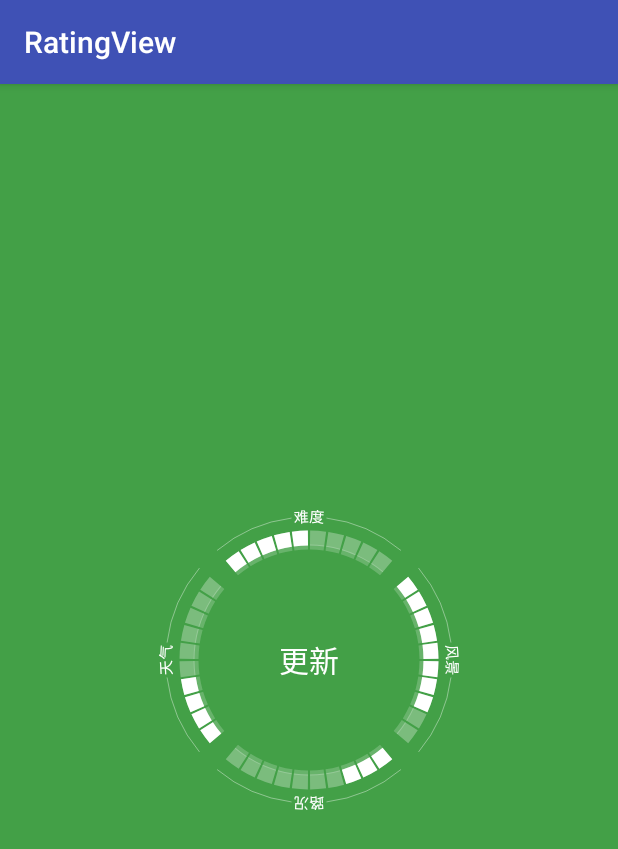
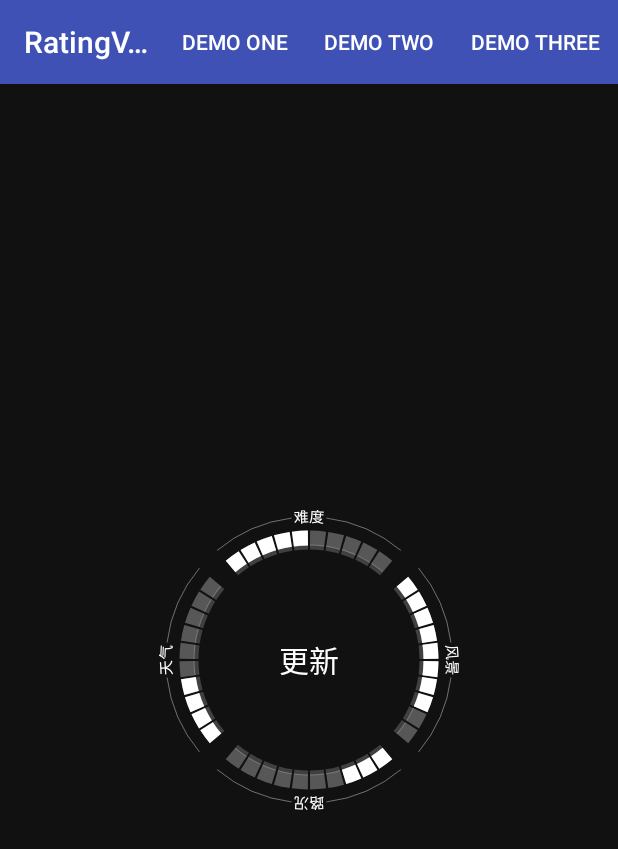
Before and after one commit to a396901990/RatingView, an Android app: the screen it shows after launch (MainActivity), on a phone screen of 412 x 824 dp. Shown: the top 849 px of the screen. Run offline under Robolectric (Android 15) with nearby library versions, the phone set to English and light mode, and no system bars.

Commit message:
add three demo for sample

```diff
--- a/RatingView/library/src/main/java/com/deanguo/ratingview/RatingView.java
+++ b/RatingView/library/src/main/java/com/deanguo/ratingview/RatingView.java
@@ -117,12 +117,16 @@ public class RatingView extends FrameLayout {
         rotateAnimator.addListener(new Animator.AnimatorListener() {
             @Override
             public void onAnimationStart(Animator animation) {
-                mAnimatorListener.onRotateStart();
+                if (mAnimatorListener != null) {
+                    mAnimatorListener.onRotateStart();
+                }
             }
 
             @Override
             public void onAnimationEnd(Animator animation) {
-                mAnimatorListener.onRotateEnd();
+                if (mAnimatorListener != null) {
+                    mAnimatorListener.onRotateEnd();
+                }
                 titleAnimator.start();
                 ratingAnimator.start();
             }
@@ -153,12 +157,16 @@ public class RatingView extends FrameLayout {
         rotateAnimator.addListener(new Animator.AnimatorListener() {
             @Override
             public void onAnimationStart(Animator animation) {
-                mAnimatorListener.onRatingStart();
+                if (mAnimatorListener != null) {
+                    mAnimatorListener.onRatingStart();
+                }
             }
 
             @Override
             public void onAnimationEnd(Animator animation) {
-                mAnimatorListener.onRatingEnd();
+                if (mAnimatorListener != null) {
+                    mAnimatorListener.onRatingEnd();
+                }
             }
 
             @Override
--- /dev/null
+++ b/RatingView/sample/src/main/java/com/deanguo/sample/DemoOneFragment.java
@@ -0,0 +1,77 @@
+package com.deanguo.sample;
+
+import android.app.Fragment;
+import android.os.Bundle;
+import android.support.annotation.Nullable;
+import android.view.LayoutInflater;
+import android.view.View;
+import android.view.ViewGroup;
+
+import com.deanguo.ratingview.RatingBar;
+import com.deanguo.ratingview.RatingView;
+
+/**
+ * Created by DeanGuo on 2/29/16.
+ */
+public class DemoOneFragment extends Fragment {
+    View rootView;
+
+    @Override
+    public View onCreateView(LayoutInflater inflater, ViewGroup container, Bundle savedInstanceState) {
+        rootView = inflater.inflate(R.layout.demo_one_fragment_view, container, false);
+        return rootView;
+    }
+
+    @Override
+    public void onActivityCreated(Bundle savedInstanceState) {
+        super.onActivityCreated(savedInstanceState);
+        initView();
+    }
+
+    private void initView() {
+        final View btn = rootView.findViewById(R.id.center_btn);
+        final RatingView view = (RatingView) rootView.findViewById(R.id.rating_view);
+
+        final RatingBar bar1 = new RatingBar(5, "难度");
+        final RatingBar bar2 = new RatingBar(8, "风景");
+        final RatingBar bar3 = new RatingBar(3, "路况");
+        final RatingBar bar4 = new RatingBar(4, "天气");
+        view.setAnimatorListener(new RatingView.AnimatorListener() {
+            @Override
+            public void onRotateStart() {
+
+            }
+
+            @Override
+            public void onRotateEnd() {
+                btn.setVisibility(View.VISIBLE);
+            }
+
+            @Override
+            public void onRatingStart() {
+
+            }
+
+            @Override
+            public void onRatingEnd() {
+            }
+        });
+        view.addRatingBar(bar1);
+        view.addRatingBar(bar2);
+        view.addRatingBar(bar3);
+        view.addRatingBar(bar4);
+        view.show();
+
+        btn.setOnClickListener(new View.OnClickListener() {
+            @Override
+            public void onClick(View v) {
+                view.clear();
+                bar1.setRate(5);
+                bar2.setRate(8);
+                bar3.setRate(3);
+                bar4.setRate(4);
+                view.show();
+            }
+        });
+    }
+}
--- a/RatingView/sample/src/main/java/com/deanguo/sample/MainActivity.java
+++ b/RatingView/sample/src/main/java/com/deanguo/sample/MainActivity.java
@@ -1,7 +1,13 @@
 package com.deanguo.sample;
 
+import android.app.Fragment;
+import android.app.FragmentManager;
+import android.content.Intent;
+import android.os.Handler;
 import android.support.v7.app.AppCompatActivity;
 import android.os.Bundle;
+import android.view.Menu;
+import android.view.MenuItem;
 import android.view.View;
 import android.widget.Button;
 
@@ -14,49 +20,39 @@ public class MainActivity extends AppCompatActivity {
     protected void onCreate(Bundle savedInstanceState) {
         super.onCreate(savedInstanceState);
         setContentView(R.layout.activity_main);
-        final View btn = this.findViewById(R.id.center_btn);
-        final RatingView view = (RatingView) this.findViewById(R.id.rating_view);
-
-        final RatingBar bar1 = new RatingBar(5, "难度");
-        final RatingBar bar2 = new RatingBar(8, "风景");
-        final RatingBar bar3 = new RatingBar(3, "路况");
-        final RatingBar bar4 = new RatingBar(4, "天气");
-        view.setAnimatorListener(new RatingView.AnimatorListener() {
-            @Override
-            public void onRotateStart() {
-
+        showFragment(new DemoOneFragment());
     }
 
     @Override
-            public void onRotateEnd() {
-                btn.setVisibility(View.VISIBLE);
+    public boolean onCreateOptionsMenu(Menu menu) {
+        getMenuInflater().inflate(R.menu.menu, menu);
+        return true;
     }
 
     @Override
-            public void onRatingStart() {
+    public boolean onOptionsItemSelected(MenuItem item) {
+        int id = item.getItemId();
 
+        if (id == R.id.demo_one) {
+            showFragment(new DemoOneFragment());
+        } else if (id == R.id.demo_two) {
+            showFragment(new DemoTwoFragment());
+        } else if (id == R.id.demo_three) {
+            showFragment(new DemoThreeFragment());
+        }
+        return super.onOptionsItemSelected(item);
     }
 
+    public void showFragment(final Fragment fragment) {
+        new Handler().post(new Runnable() {
             @Override
-            public void onRatingEnd() {
-            }
-        });
-        view.addRatingBar(bar1);
-        view.addRatingBar(bar2);
-        view.addRatingBar(bar3);
-        view.addRatingBar(bar4);
-        view.show();
-
-        btn.setOnClickListener(new View.OnClickListener() {
-            @Override
-            public void onClick(View v) {
-                view.clear();
-                bar1.setRate(5);
-                bar2.setRate(8);
-                bar3.setRate(3);
-                bar4.setRate(4);
-                view.show();
+            public void run() {
+                FragmentManager fragmentManager = getFragmentManager();
+                fragmentManager.beginTransaction()
+                        .replace(R.id.content_view, fragment)
+                        .commit();
             }
         });
     }
+
 }
--- a/RatingView/sample/src/main/res/layout/activity_main.xml
+++ b/RatingView/sample/src/main/res/layout/activity_main.xml
@@ -1,33 +1,8 @@
 <?xml version="1.0" encoding="utf-8"?>
-<RelativeLayout xmlns:android="http://schemas.android.com/apk/res/android"
+<FrameLayout xmlns:android="http://schemas.android.com/apk/res/android"
     xmlns:tools="http://schemas.android.com/tools"
-    xmlns:app="http://schemas.android.com/apk/res-auto"
+    android:id="@+id/content_view"
     android:layout_width="match_parent"
     android:layout_height="match_parent"
-    android:background="#43A047"
     tools:context=".MainActivity">
-
-    <com.deanguo.ratingview.RatingView
-        android:id="@+id/rating_view"
-        android:layout_width="200dp"
-        android:layout_height="200dp"
-        android:layout_centerInParent="true">
-        <RelativeLayout
-            android:layout_width="100dp"
-            android:layout_height="100dp"
-            android:layout_gravity="center"
-            >
-            <TextView
-                android:visibility="invisible"
-                android:id="@+id/center_btn"
-                android:layout_width="match_parent"
-                android:layout_height="match_parent"
-                android:layout_centerInParent="true"
-                android:text="更新"
-                android:gravity="center"
-                android:textColor="#ffffff"
-                android:textSize="20dp" />
-
-        </RelativeLayout>
-    </com.deanguo.ratingview.RatingView>
-</RelativeLayout>
+</FrameLayout>
--- /dev/null
+++ b/RatingView/sample/src/main/res/layout/demo_one_fragment_view.xml
@@ -0,0 +1,31 @@
+<?xml version="1.0" encoding="utf-8"?>
+<RelativeLayout xmlns:android="http://schemas.android.com/apk/res/android"
+    android:layout_width="match_parent"
+    android:layout_height="match_parent"
+    android:background="@color/black">
+
+    <com.deanguo.ratingview.RatingView
+        android:id="@+id/rating_view"
+        android:layout_width="200dp"
+        android:layout_height="200dp"
+        android:layout_centerInParent="true">
+
+        <RelativeLayout
+            android:layout_width="100dp"
+            android:layout_height="100dp"
+            android:layout_gravity="center">
+
+            <TextView
+                android:id="@+id/center_btn"
+                android:layout_width="match_parent"
+                android:layout_height="match_parent"
+                android:layout_centerInParent="true"
+                android:gravity="center"
+                android:text="更新"
+                android:textColor="#ffffff"
+                android:textSize="20dp"
+                android:visibility="invisible" />
+
+        </RelativeLayout>
+    </com.deanguo.ratingview.RatingView>
+</RelativeLayout>
--- /dev/null
+++ b/RatingView/sample/src/main/res/menu/menu.xml
@@ -0,0 +1,19 @@
+<?xml version="1.0" encoding="utf-8"?>
+<menu xmlns:android="http://schemas.android.com/apk/res/android"
+    xmlns:app="http://schemas.android.com/apk/res-auto" >
+    <item
+        android:id="@+id/demo_one"
+        android:orderInCategory="100"
+        android:title="Demo One"
+        app:showAsAction="always" />
+    <item
+        android:id="@+id/demo_two"
+        android:orderInCategory="100"
+        android:title="Demo Two"
+        app:showAsAction="always" />
+    <item
+        android:id="@+id/demo_three"
+        android:orderInCategory="100"
+        android:title="Demo Three"
+        app:showAsAction="always" />
+</menu>
```
Also changed, not shown: RatingView/sample/src/main/java/com/deanguo/sample/DemoThreeFragment.java (added, +83 -0 lines), RatingView/sample/src/main/java/com/deanguo/sample/DemoTwoFragment.java (added, +42 -0 lines), RatingView/sample/src/main/res/layout/demo_three_fragment_view.xml (added, +31 -0 lines), RatingView/sample/src/main/res/layout/demo_two_fragment_view.xml (added, +12 -0 lines), RatingView/sample/src/main/res/values/colors.xml (+6 -2 lines), 4 other files. Lines whose indentation alone changed are shown as unchanged.
